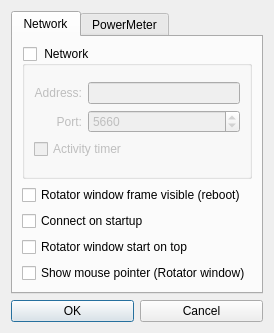
Above: c/openASC_Controller_v2/ui/settingsdialog.ui from sm2wmv/openasc before the change. Below: the same form after it.
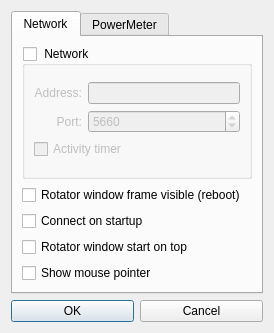
That is the form after the change.

Commit message: - Hide mouse pointer setting now also hides the pointer in the main window - Added a disconnect message when there has been a connection error

```diff
--- a/c/openASC_Controller_v2/ui/settingsdialog.ui
+++ b/c/openASC_Controller_v2/ui/settingsdialog.ui
@@ -133,7 +133,7 @@
          <item>
           <widget class="QCheckBox" name="checkBoxRotatorShowMousePointer">
            <property name="text">
-            <string>Show mouse pointer (Rotator window)</string>
+            <string>Show mouse pointer</string>
            </property>
           </widget>
          </item>
```
The commit also changes 2 other files.
